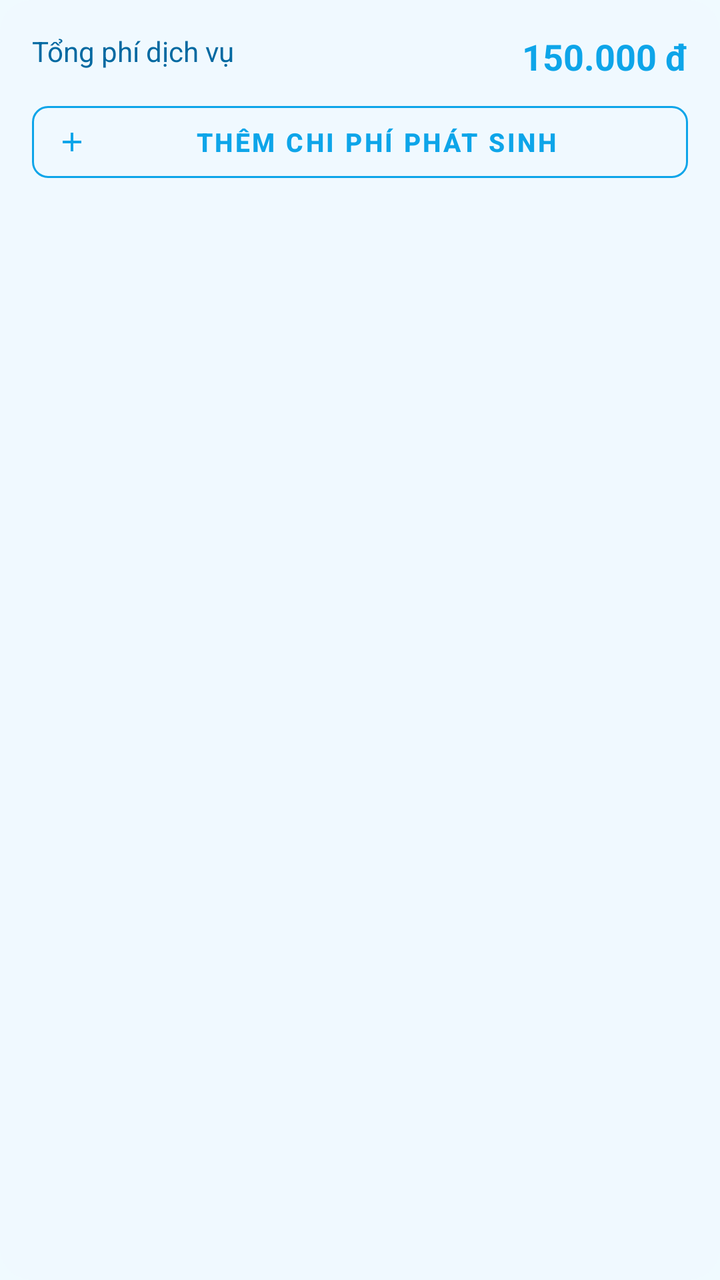
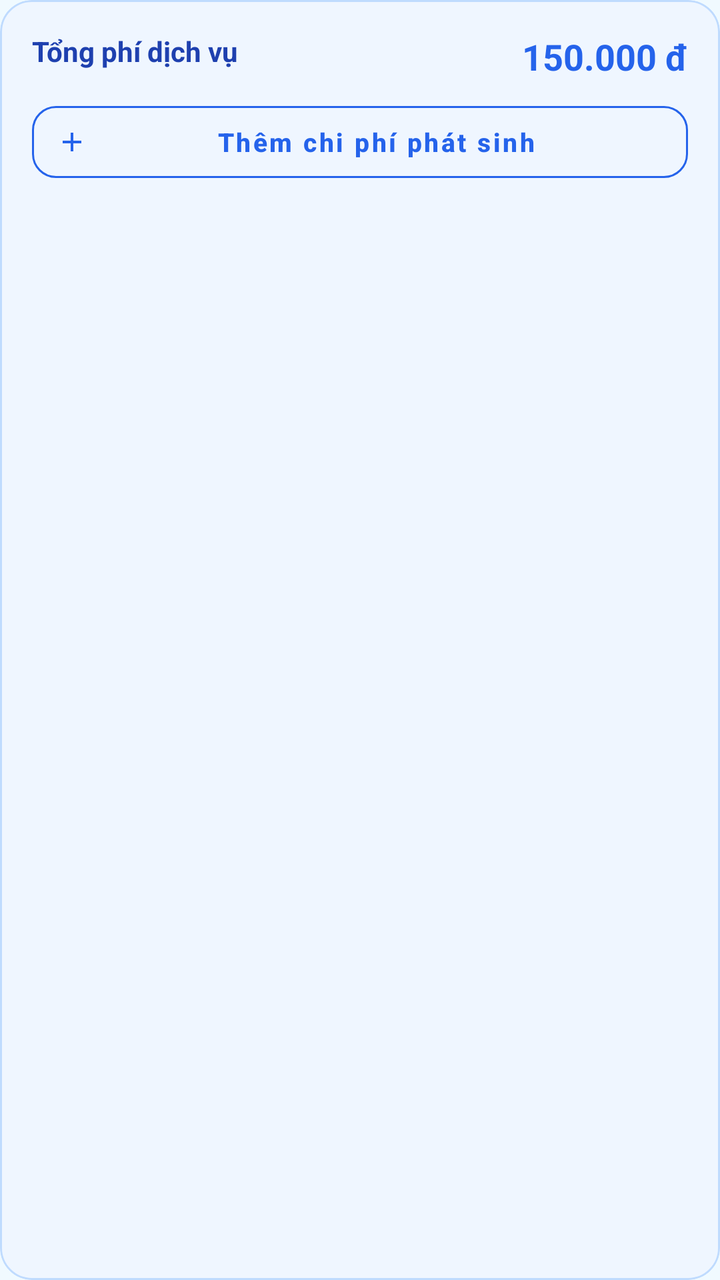

An Android layout rendered at two revisions. The XML below is the earlier revision; the diff shows what the commit changed to produce the second picture.
<!-- AndroidManifest.xml: application theme Theme.FixItVN -->
<!-- res/layout/layout_pricing_summary_card.xml -->
<?xml version="1.0" encoding="utf-8"?>
<com.google.android.material.card.MaterialCardView xmlns:android="http://schemas.android.com/apk/res/android"
    xmlns:app="http://schemas.android.com/apk/res-auto"
    android:layout_width="match_parent"
    android:layout_height="wrap_content"
    android:layout_marginTop="24dp"
    android:layout_marginBottom="16dp"
    app:cardBackgroundColor="#f0f9ff"
    app:cardCornerRadius="16dp"
    app:cardElevation="0dp"
    app:strokeWidth="0dp">

    <androidx.constraintlayout.widget.ConstraintLayout
        android:layout_width="match_parent"
        android:layout_height="wrap_content"
        android:padding="16dp">

        <TextView
            android:id="@+id/tvPricingLabel"
            android:layout_width="wrap_content"
            android:layout_height="wrap_content"
            android:text="Tổng phí dịch vụ"
            android:textColor="#0369a1"
            android:textSize="14sp"
            app:layout_constraintStart_toStartOf="parent"
            app:layout_constraintTop_toTopOf="parent" />

        <TextView
            android:id="@+id/tvOrderDetailPrice"
            android:layout_width="wrap_content"
            android:layout_height="wrap_content"
            android:text="150.000 đ"
            android:textColor="#0ea5e9"
            android:textSize="18sp"
            android:textStyle="bold"
            app:layout_constraintEnd_toEndOf="parent"
            app:layout_constraintTop_toTopOf="@id/tvPricingLabel" />

        <com.google.android.material.button.MaterialButton
            android:id="@+id/btnAddExtraFee"
            style="@style/Widget.MaterialComponents.Button.OutlinedButton.Icon"
            android:layout_width="match_parent"
            android:layout_height="48dp"
            android:layout_marginTop="12dp"
            android:text="Thêm chi phí phát sinh"
            android:textColor="#0ea5e9"
            android:textSize="13sp"
            android:textStyle="bold"
            app:icon="@drawable/ic_add"
            app:iconSize="16dp"
            app:iconTint="#0ea5e9"
            app:strokeColor="#0ea5e9"
            app:strokeWidth="1dp"
            app:cornerRadius="8dp"
            app:rippleColor="#150ea5e9"
            app:layout_constraintBottom_toBottomOf="parent"
            app:layout_constraintStart_toStartOf="parent"
            app:layout_constraintEnd_toEndOf="parent"
            app:layout_constraintTop_toBottomOf="@id/tvPricingLabel" />

    </androidx.constraintlayout.widget.ConstraintLayout>
</com.google.android.material.card.MaterialCardView>
<!-- resources referenced by this layout -->
<resources>
  <!-- drawable ic_add (drawable) -->
  <vector xmlns:android="http://schemas.android.com/apk/res/android"
      android:width="24dp"
      android:height="24dp"
      android:viewportWidth="24"
      android:viewportHeight="24">
      <path
          android:fillColor="#000000"
          android:pathData="M19,13h-6v6h-2v-6H5v-2h6V5h2v6h6v2z"/>
  </vector>
  <style name="Theme.FixItVN" parent="Theme.MaterialComponents.DayNight.NoActionBar">
  
          
          <item name="colorPrimary">#42c2ff</item>
          <item name="colorPrimaryDark">#00658b</item>
          <item name="colorPrimaryVariant">#00658b</item>
          <item name="colorOnPrimary">#ffffff</item>
  
          
          <item name="colorSecondary">#42c2ff</item>
          <item name="colorSecondaryVariant">#1a9fe0</item>
          <item name="colorOnSecondary">#ffffff</item>
  
          
          <item name="android:colorBackground">#f0faff</item>
          <item name="android:windowBackground">#f0faff</item>
          <item name="colorSurface">#ffffff</item>
          <item name="colorOnSurface">#0d1b2a</item>
  
          
          <item name="android:statusBarColor">#ffffff</item>
          <item name="android:windowLightStatusBar">true</item>
  
          
          <item name="android:navigationBarColor">#ffffff</item>
  
          
          <item name="bottomNavigationStyle">@style/Widget.FixIt.BottomNavigationView</item>
  
      </style>
  <style name="Widget.FixIt.BottomNavigationView" parent="Widget.MaterialComponents.BottomNavigationView">
          <item name="itemTextAppearanceActive">@style/TextAppearance.FixIt.BottomNav</item>
          <item name="itemTextAppearanceInactive">@style/TextAppearance.FixIt.BottomNav</item>
      </style>
  <style name="TextAppearance.FixIt.BottomNav" parent="TextAppearance.MaterialComponents.Caption">
          <item name="android:textSize">10sp</item>
          <item name="android:fontFamily">sans-serif-medium</item>
      </style>
</resources>

<!-- the commit's change to res/layout/layout_pricing_summary_card.xml (unified diff, before → after) -->
@@ -5,10 +5,11 @@
     android:layout_height="wrap_content"
     android:layout_marginTop="24dp"
     android:layout_marginBottom="16dp"
-    app:cardBackgroundColor="#f0f9ff"
+    app:cardBackgroundColor="#eff6ff"
     app:cardCornerRadius="16dp"
     app:cardElevation="0dp"
-    app:strokeWidth="0dp">
+    app:strokeColor="#bfdbfe"
+    app:strokeWidth="1dp">
 
     <androidx.constraintlayout.widget.ConstraintLayout
         android:layout_width="match_parent"
@@ -20,8 +21,9 @@
             android:layout_width="wrap_content"
             android:layout_height="wrap_content"
             android:text="Tổng phí dịch vụ"
-            android:textColor="#0369a1"
+            android:textColor="#1e40af"
             android:textSize="14sp"
+            android:textStyle="bold"
             app:layout_constraintStart_toStartOf="parent"
             app:layout_constraintTop_toTopOf="parent" />
 
@@ -30,7 +32,7 @@
             android:layout_width="wrap_content"
             android:layout_height="wrap_content"
             android:text="150.000 đ"
-            android:textColor="#0ea5e9"
+            android:textColor="#2563eb"
             android:textSize="18sp"
             android:textStyle="bold"
             app:layout_constraintEnd_toEndOf="parent"
@@ -43,16 +45,17 @@
             android:layout_height="48dp"
             android:layout_marginTop="12dp"
             android:text="Thêm chi phí phát sinh"
-            android:textColor="#0ea5e9"
+            android:textColor="#2563eb"
             android:textSize="13sp"
             android:textStyle="bold"
+            android:textAllCaps="false"
             app:icon="@drawable/ic_add"
             app:iconSize="16dp"
-            app:iconTint="#0ea5e9"
-            app:strokeColor="#0ea5e9"
+            app:iconTint="#2563eb"
+            app:strokeColor="#2563eb"
             app:strokeWidth="1dp"
-            app:cornerRadius="8dp"
-            app:rippleColor="#150ea5e9"
+            app:cornerRadius="12dp"
+            app:rippleColor="#102563eb"
             app:layout_constraintBottom_toBottomOf="parent"
             app:layout_constraintStart_toStartOf="parent"
             app:layout_constraintEnd_toEndOf="parent"
